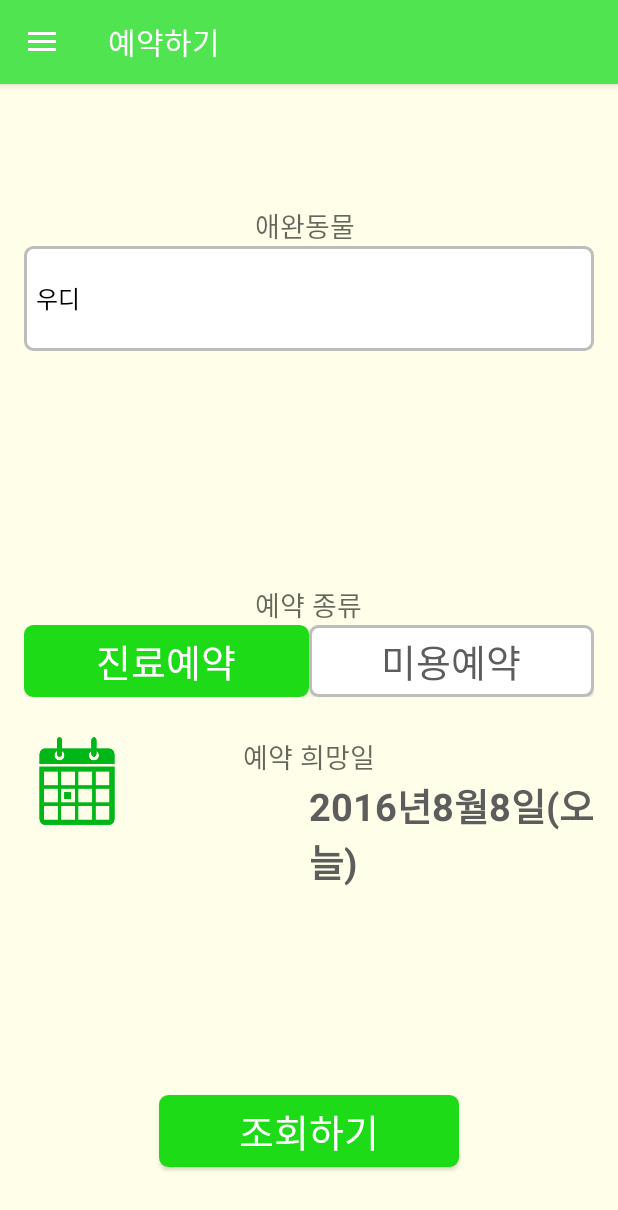
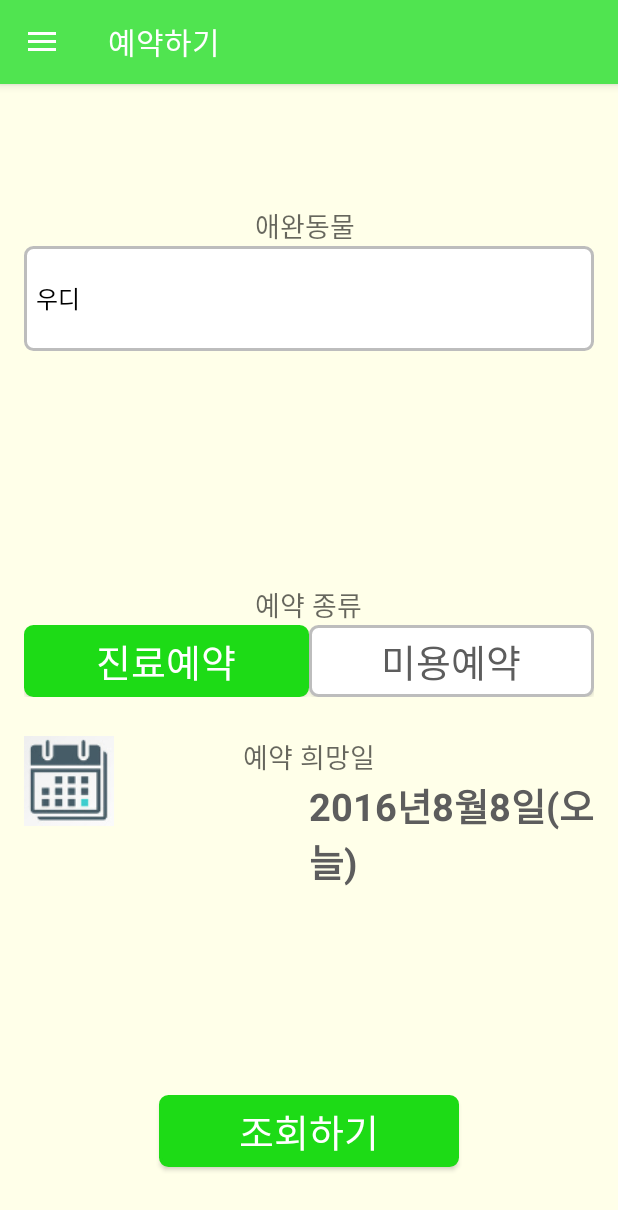
Before and after one commit to lenter85/AnimalClinicNew2, an Android app: the fragment ReserveSearchFragment placed in its activity, on a phone screen of 412 x 824 dp. Shown: the top 1210 px of the screen. Run offline under Robolectric (Android 15) with nearby library versions, the phone set to English and light mode, and no system bars.

Commit message:
준식 수정

```diff
--- a/app/src/main/res/layout/fragment_reserve_search.xml
+++ b/app/src/main/res/layout/fragment_reserve_search.xml
@@ -6,7 +6,8 @@
     android:paddingLeft="@dimen/activity_horizontal_margin"
     android:paddingRight="@dimen/activity_horizontal_margin"
     android:paddingTop="@dimen/activity_vertical_margin"
-    android:background="#FFFFE9">
+    android:background="#FFFFE9"
+    android:clickable="true">
 
     <LinearLayout
         android:orientation="vertical"
@@ -87,13 +88,12 @@
         android:layout_width="60dp"
         android:layout_height="60dp"
         android:id="@+id/imgCalendar"
-        android:src="@drawable/calendaricon"
         android:layout_alignTop="@+id/textViewName"
         android:layout_toRightOf="@+id/textView"
         android:layout_toEndOf="@+id/textView"
         android:scaleType="fitXY"
-        android:background="@android:color/transparent"
-        android:layout_marginLeft="5dp" />
+        android:src="@drawable/calendar"
+        android:background="@android:color/transparent" />
 
     <Button
         android:layout_width="200dp"
--- a/app/src/main/res/layout/fragment_reserve_search_result.xml
+++ b/app/src/main/res/layout/fragment_reserve_search_result.xml
@@ -67,13 +67,13 @@
             android:layout_width="50dp"
             android:layout_height="50dp"
             android:id="@+id/btnCalendar"
-            android:src="@drawable/calendaricon"
+            android:src="@drawable/calendar"
             android:scaleType="fitXY"
             android:background="@android:color/transparent"
             android:layout_alignBottom="@+id/txtDow"
             android:layout_alignParentRight="true"
             android:layout_alignParentEnd="true"
-            android:layout_marginRight="10dp" />
+            android:layout_marginRight="5dp" />
 
         <TextView
             android:layout_width="wrap_content"
```
